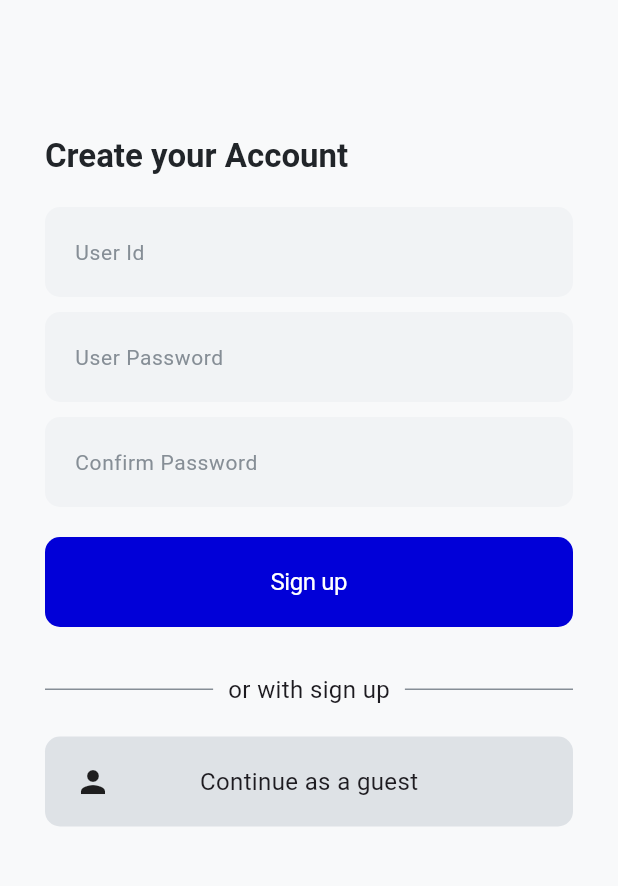
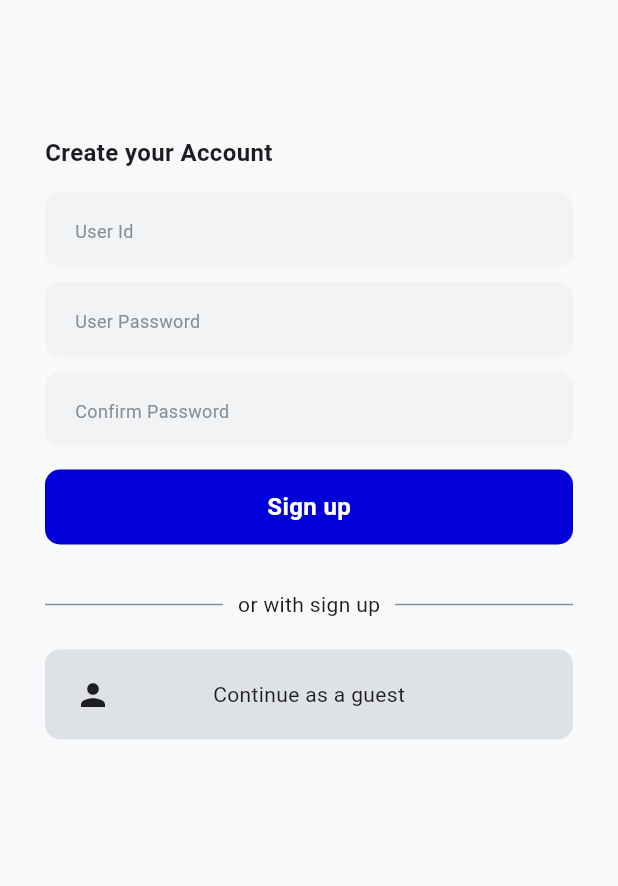
Before and after one commit to yoonhyejeong1020/reason_for_art, a Flutter app: the LoginScreen screen opened directly, after a tap on "Sign Up", on a phone screen of 412 x 824 dp, the part 219-1105 px from its top. Run offline on Flutter 3.47's test engine with Material 3 defaults, Android fonts, the phone set to English and light mode, and no system bars; our stand-ins replace shared_preferences; accounts and stored records are empty; network calls fail.

Commit message:
2024 1110 loginScreen, registerScreen 디자인 수정

```diff
--- a/lib/presentation/view/component/auth_widget.dart
+++ b/lib/presentation/view/component/auth_widget.dart
@@ -32,13 +32,13 @@ Widget logoWidget({required BuildContext context}) => Container(
 Widget authBtn({required BuildContext context, required String text}) =>
     Container(
       width: ssW(context),
-      height: 60,
+      height: 50,
       decoration: BoxDecoration(
         color: ColorUtils.primaryColor,
         borderRadius: BorderRadius.circular(10),
       ),
       alignment: Alignment.center,
-      child: Text(text, style: textTheme(context).displayLarge),
+      child: Text(text, style: TextStyle(fontSize: 16, fontWeight: FontWeight.bold, color: Colors.white)),
     );
 
 Widget guestLoginBtn({
@@ -59,7 +59,7 @@ Widget guestLoginBtn({
           child: Stack(
             alignment: Alignment.center,
             children: [
-              Text('Continue as a guest', style: textTheme(context).bodyMedium),
+              Text('Continue as a guest', style: TextStyle(fontSize: 14)),
               Positioned(left: 20, child: Icon(Icons.person)),
             ],
           ),
--- a/lib/presentation/view/component/text_field_widget.dart
+++ b/lib/presentation/view/component/text_field_widget.dart
@@ -9,14 +9,14 @@ Widget idTextFieldWidget({
 }) =>
     SizedBox(
       width: ssW(context),
-      height: 60,
+      height: 50,
       child: CupertinoTextField(
         controller: controller,
         padding: EdgeInsets.symmetric(horizontal: 20),
         decoration: BoxDecoration(color: ColorUtils.grayColor02, borderRadius: BorderRadius.circular(10)),
         style: textTheme(context).bodyMedium,
         placeholder: 'User Id',
-        placeholderStyle: textTheme(context).bodySmall,
+        placeholderStyle: TextStyle(fontSize: 12, color: ColorUtils.grayColor04),
       ),
     );
 
@@ -27,7 +27,7 @@ Widget pwTextFieldWidget({
 }) =>
     SizedBox(
       width: ssW(context),
-      height: 60,
+      height: 50,
       child: CupertinoTextField(
         obscureText: true,
         controller: controller,
@@ -35,7 +35,7 @@ Widget pwTextFieldWidget({
         decoration: BoxDecoration(color: ColorUtils.grayColor02, borderRadius: BorderRadius.circular(10)),
         style: textTheme(context).bodyMedium,
         placeholder: placeholder,
-        placeholderStyle: textTheme(context).bodySmall,
+        placeholderStyle: TextStyle(fontSize: 12, color: ColorUtils.grayColor04),
       ),
     );
 
--- a/lib/presentation/view/login_screen.dart
+++ b/lib/presentation/view/login_screen.dart
@@ -48,8 +48,8 @@ class _LoginScreenState extends State<LoginScreen> {
             crossAxisAlignment: CrossAxisAlignment.start,
             children: [
               logoWidget(context: context),
-              Text('Login to your Account', style: textTheme(context).titleLarge),
-              20.sbH,
+              Text('Login to your Account', style: TextStyle(fontSize: 16, fontWeight: FontWeight.bold)),
+              15.sbH,
               _loginFrom(context: context),
               30.sbH,
               _orWithLoginWidget(context: context),
@@ -57,13 +57,13 @@ class _LoginScreenState extends State<LoginScreen> {
               Row(
                 mainAxisAlignment: MainAxisAlignment.center,
                 children: [
-                  Text('Don’t have an account?', style: textTheme(context).bodyMedium),
+                  Text('Don’t have an account?', style: TextStyle(fontSize: 14)),
                   5.sbW,
                   GestureDetector(
                     onTap: () => Navigator.of(context).push(MaterialPageRoute(
                       builder: (context) => RegisterScreen(),
                     )),
-                    child: Text('Sign Up', style: TextStyle(color: ColorUtils.primaryColor)),
+                    child: Text('Sign Up', style: TextStyle(fontSize: 14, color: ColorUtils.primaryColor)),
                   ),
                 ],
               ),
@@ -81,7 +81,7 @@ class _LoginScreenState extends State<LoginScreen> {
             children: [
               Expanded(child: Divider(color: ColorUtils.grayColor04)),
               10.sbW,
-              Text('or with login', style: textTheme(context).bodyMedium),
+              Text('or with login', style: TextStyle(fontSize: 14)),
               10.sbW,
               Expanded(child: Divider(color: ColorUtils.grayColor04)),
             ],
@@ -103,7 +103,7 @@ class _LoginScreenState extends State<LoginScreen> {
             controller: authViewModel.userPw,
             placeholder: 'User Password',
           ),
-          20.sbH,
+          15.sbH,
           authBtn(context: context, text: 'Login')
         ],
       );
--- a/lib/presentation/view/register_screen.dart
+++ b/lib/presentation/view/register_screen.dart
@@ -51,8 +51,8 @@ class _RegisterScreenState extends State<RegisterScreen> {
             crossAxisAlignment: CrossAxisAlignment.start,
             children: [
               logoWidget(context: context),
-              Text('Create your Account', style: textTheme(context).titleLarge),
-              20.sbH,
+              Text('Create your Account', style: TextStyle(fontSize: 16, fontWeight: FontWeight.bold)),
+              15.sbH,
               _registerFrom(context: context),
               30.sbH,
               _orWithLoginWidget(context: context),
@@ -70,7 +70,7 @@ class _RegisterScreenState extends State<RegisterScreen> {
             children: [
               Expanded(child: Divider(color: ColorUtils.grayColor04)),
               10.sbW,
-              Text('or with sign up', style: textTheme(context).bodyMedium),
+              Text('or with sign up', style: TextStyle(fontSize: 14)),
               10.sbW,
               Expanded(child: Divider(color: ColorUtils.grayColor04)),
             ],
@@ -98,7 +98,7 @@ class _RegisterScreenState extends State<RegisterScreen> {
             controller: authViewModel.confirmPw,
             placeholder: 'Confirm Password',
           ),
-          20.sbH,
+          15.sbH,
           authBtn(context: context, text: 'Sign up'),
         ],
       );
--- a/lib/presentation/view/splash_screen.dart
+++ b/lib/presentation/view/splash_screen.dart
@@ -31,14 +31,15 @@ class _SplashScreenState extends State<SplashScreen> with TickerProviderStateMix
   void updateScreen() => setState(() {});
 
   void _navigatorScreen() {
-    Timer(Duration(milliseconds: 500), () {
-      Navigator.pushReplacement(
-        context,
-        authViewModel.isLogin()
-            ? MaterialPageRoute(builder: (context) => MainTabScreen())
-            : MaterialPageRoute(builder: (context) => LoginScreen()),
-      );
-    });
+    // Timer(Duration(milliseconds: 500), () {
+    //   Navigator.pushReplacement(
+    //     context,
+    //     authViewModel.isLogin()
+    //         ? MaterialPageRoute(builder: (context) => MainTabScreen())
+    //         : MaterialPageRoute(builder: (context) => LoginScreen()),
+    //   );
+    // });
+    Navigator.of(context).pushReplacement(MaterialPageRoute(builder: (context) => MainTabScreen()));
   }
 
   @override
--- a/pubspec.yaml
+++ b/pubspec.yaml
@@ -35,7 +35,6 @@ dependencies:
   # The following adds the Cupertino Icons font to your application.
   # Use with the CupertinoIcons class for iOS style icons.
   cupertino_icons: ^1.0.8
-  google_sign_in: ^6.2.1
   http: ^1.2.2
   url_launcher: ^6.3.0
   shared_preferences: ^2.3.2
```
Also changed, not shown: pubspec.lock.
